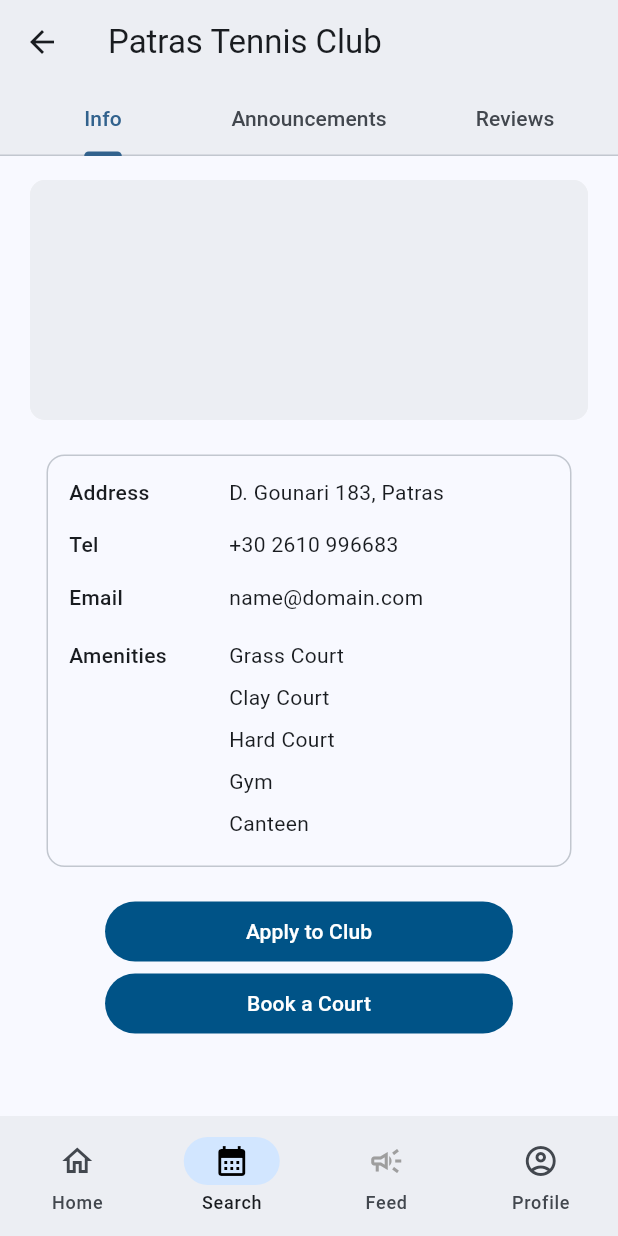
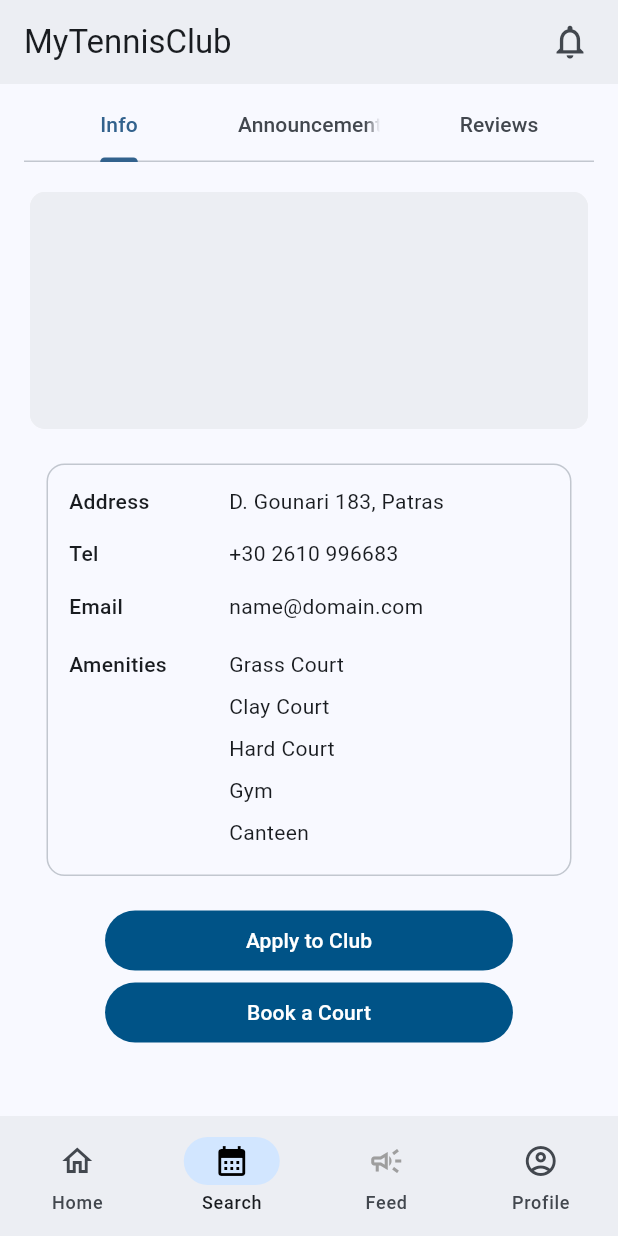
Before and after one commit to MyTennisClub/MyTennisClub, a Flutter app: the GuestHomePage screen opened by its route, item 2 of the bottom bar chosen, after a tap on "Select Patras Tennis Club", on a phone screen of 412 x 824 dp. Run offline on Flutter 3.47's test engine with Material 3 defaults, Android fonts, the light colour scheme and no system bars; our stand-ins replace file_picker.

Commit message:
Guest Club Profile Tabs fixed

```diff
--- a/lib/guest_android_app/guest_home_page.dart
+++ b/lib/guest_android_app/guest_home_page.dart
@@ -90,15 +90,9 @@ class HomeScreen extends StatelessWidget {
 class SearchScreen extends StatelessWidget {
   const SearchScreen({super.key});
 
-  checkIndex(index) {
-    _currentIndex = index;
-  }
-
   @override
   Widget build(BuildContext context) {
-    return GuestsSearchScreen(
-      checkIndex: checkIndex,
-    );
+    return const GuestsSearchScreen();
   }
 }
 
--- a/lib/guest_android_app/guest_search_screen/guest_club_profile/guest_club_profile.dart
+++ b/lib/guest_android_app/guest_search_screen/guest_club_profile/guest_club_profile.dart
@@ -1,138 +1,58 @@
 import 'package:flutter/material.dart';
-import 'bottomnavigationbar_guest.dart';
-import 'clubtext.dart';
-import 'package:mytennisclub/guest_android_app/guest_search_screen/guest_club_profile/guest_apply_club/apply_club_page.dart';
-import 'package:mytennisclub/guest_android_app/guest_search_screen/guest_club_profile/guest_book_court/book_court_page.dart';
+import 'guest_club_profile_info.dart';
 
-class ClubInfo extends StatefulWidget {
-  const ClubInfo({super.key});
+class ClubProfile extends StatefulWidget {
+  const ClubProfile({super.key});
 
   @override
-  State<ClubInfo> createState() => _ClubInfoState();
+  State<ClubProfile> createState() => _ClubProfileState();
 }
 
-class _ClubInfoState extends State<ClubInfo> {
+class _ClubProfileState extends State<ClubProfile>
+    with SingleTickerProviderStateMixin {
+  static const List<Tab> myTabs = <Tab>[
+    Tab(text: 'Info'),
+    Tab(text: 'Announcement'),
+    Tab(text: 'Reviews')
+  ];
+
+  late TabController _tabController;
+
+  @override
+  void initState() {
+    super.initState();
+    _tabController = TabController(vsync: this, length: myTabs.length);
+  }
+
+  @override
+  void dispose() {
+    _tabController.dispose();
+    super.dispose();
+  }
+
+  @override
   @override
   Widget build(BuildContext context) {
-    return DefaultTabController(
-      initialIndex: 0,
-      length: 3,
-      child: SafeArea(
-        child: Scaffold(
+    return Scaffold(
       appBar: AppBar(
-            backgroundColor: const Color.fromRGBO(236, 238, 243, 1),
-            title: const Text('Patras Tennis Club',
-                style: TextStyle(fontWeight: FontWeight.normal, fontSize: 22)),
-            bottom: const TabBar(
-              tabs: <Widget>[
-                Tab(
-                  text: 'Info',
-                ),
-                Tab(
-                  text: 'Announcements',
-                ),
-                Tab(
-                  text: 'Reviews',
-                ),
-              ],
+        automaticallyImplyLeading: false,
+        title: TabBar(
+          controller: _tabController,
+          tabs: myTabs,
         ),
       ),
       body: TabBarView(
-            children: <Widget>[
-              LayoutBuilder(
-                builder: (context, constraints) {
-                  return SingleChildScrollView(
-                    child: ConstrainedBox(
-                      constraints:
-                          BoxConstraints(minHeight: constraints.maxHeight),
-                      child: Padding(
-                        padding: const EdgeInsets.all(12.0),
-                        child: Column(
-                          children: [
-                            Padding(
-                              padding: const EdgeInsets.symmetric(
-                                  vertical: 4.0, horizontal: 8),
-                              child: Container(
-                                height: constraints.maxHeight / 4,
-                                decoration: BoxDecoration(
-                                  color: const Color.fromRGBO(236, 238, 243, 1),
-                                  borderRadius: const BorderRadius.all(
-                                      Radius.circular(10)),
-                                  boxShadow: [
-                                    BoxShadow(
-                                      color: Colors.grey.shade200,
-                                    ),
-                                  ],
-                                ),
-                              ),
-                            ),
-                            const ClubText(),
+        controller: _tabController,
+        children: const <Widget>[
+          ClubInfo(),
           Center(
-                              child: SizedBox(
-                                width: constraints.maxWidth * 0.66,
-                                child: FilledButton(
-                                  style: FilledButton.styleFrom(
-                                      backgroundColor:
-                                          const Color.fromRGBO(0, 83, 135, 1)
-                                      // This is what you need!
-                                      ),
-                                  onPressed: () {
-                                    setState(() {
-                                      Navigator.push(
-                                        context,
-                                        MaterialPageRoute(
-                                          builder: (_) =>
-                                              const ApplyClub_Main(),
-                                        ),
-                                      );
-                                    });
-                                  },
-                                  child: const Text('Apply to Club'),
-                                ),
-                              ),
+            child: Text("Announcements"),
           ),
           Center(
-                              child: SizedBox(
-                                width: constraints.maxWidth * 0.66,
-                                child: FilledButton(
-                                  style: FilledButton.styleFrom(
-                                      backgroundColor:
-                                          const Color.fromRGBO(0, 83, 135, 1)
-                                      // This is what you need!
-                                      ),
-                                  onPressed: () {
-                                    setState(() {
-                                      Navigator.push(
-                                        context,
-                                        MaterialPageRoute(
-                                          builder: (_) =>
-                                              const BookCourt_Main(),
-                                        ),
-                                      );
-                                    });
-                                  },
-                                  child: const Text('Book a Court'),
-                                ),
-                              ),
-                            ),
-                          ],
-                        ),
-                      ),
-                    ),
-                  );
-                },
-              ),
-              const Center(
-                child: Text("Announcements"),
-              ),
-              const Center(
             child: Text("Reviews"),
           ),
         ],
       ),
-          bottomNavigationBar: const GuestBottomNavigationBar(),
-        ),
-      ),
     );
   }
 }
--- /dev/null
+++ b/lib/guest_android_app/guest_search_screen/guest_club_profile/guest_club_profile_info.dart
@@ -0,0 +1,95 @@
+import 'package:flutter/material.dart';
+import 'clubtext.dart';
+import 'package:mytennisclub/guest_android_app/guest_search_screen/guest_club_profile/guest_apply_club/apply_club_page.dart';
+import 'package:mytennisclub/guest_android_app/guest_search_screen/guest_club_profile/guest_book_court/book_court_page.dart';
+
+class ClubInfo extends StatefulWidget {
+  const ClubInfo({super.key});
+
+  @override
+  State<ClubInfo> createState() => _ClubInfoState();
+}
+
+class _ClubInfoState extends State<ClubInfo> {
+  @override
+  Widget build(BuildContext context) {
+    return LayoutBuilder(
+      builder: (context, constraints) {
+        return SingleChildScrollView(
+          child: ConstrainedBox(
+            constraints: BoxConstraints(minHeight: constraints.maxHeight),
+            child: Padding(
+              padding: const EdgeInsets.all(12.0),
+              child: Column(
+                children: [
+                  Padding(
+                    padding: const EdgeInsets.symmetric(
+                        vertical: 4.0, horizontal: 8),
+                    child: Container(
+                      height: constraints.maxHeight / 4,
+                      decoration: BoxDecoration(
+                        color: const Color.fromRGBO(236, 238, 243, 1),
+                        borderRadius:
+                            const BorderRadius.all(Radius.circular(10)),
+                        boxShadow: [
+                          BoxShadow(
+                            color: Colors.grey.shade200,
+                          ),
+                        ],
+                      ),
+                    ),
+                  ),
+                  const ClubText(),
+                  Center(
+                    child: SizedBox(
+                      width: constraints.maxWidth * 0.66,
+                      child: FilledButton(
+                        style: FilledButton.styleFrom(
+                            backgroundColor: const Color.fromRGBO(0, 83, 135, 1)
+                            // This is what you need!
+                            ),
+                        onPressed: () {
+                          setState(() {
+                            Navigator.push(
+                              context,
+                              MaterialPageRoute(
+                                builder: (_) => const ApplyClub_Main(),
+                              ),
+                            );
+                          });
+                        },
+                        child: const Text('Apply to Club'),
+                      ),
+                    ),
+                  ),
+                  Center(
+                    child: SizedBox(
+                      width: constraints.maxWidth * 0.66,
+                      child: FilledButton(
+                        style: FilledButton.styleFrom(
+                            backgroundColor: const Color.fromRGBO(0, 83, 135, 1)
+                            // This is what you need!
+                            ),
+                        onPressed: () {
+                          setState(() {
+                            Navigator.push(
+                              context,
+                              MaterialPageRoute(
+                                builder: (_) => const BookCourt_Main(),
+                              ),
+                            );
+                          });
+                        },
+                        child: const Text('Book a Court'),
+                      ),
+                    ),
+                  ),
+                ],
+              ),
+            ),
+          ),
+        );
+      },
+    );
+  }
+}
--- a/lib/guest_android_app/guest_search_screen/guest_search_screen.dart
+++ b/lib/guest_android_app/guest_search_screen/guest_search_screen.dart
@@ -2,29 +2,26 @@ import 'package:flutter/material.dart';
 import 'package:mytennisclub/guest_android_app/guest_search_screen/guest_club_profile/guest_club_profile.dart';
 
 class GuestsSearchScreen extends StatefulWidget {
-  final Function checkIndex;
-  const GuestsSearchScreen({required this.checkIndex, super.key});
+  const GuestsSearchScreen({super.key});
 
   @override
   State<GuestsSearchScreen> createState() => _GuestsSearchScreenState();
 }
 
 class _GuestsSearchScreenState extends State<GuestsSearchScreen> {
+  bool profileSelected = false;
   @override
   Widget build(BuildContext context) {
-    return Center(
-      child: FilledButton(
-          onPressed: () async {
-            await Navigator.of(context)
-                .push(MaterialPageRoute(builder: (context) => const ClubInfo()))
-                .then((value) {
-              setState(() {
-                print(value);
-                widget.checkIndex(value);
-              });
-            });
-          },
-          child: const Text('Select Patras Tennis Club')),
-    );
+    return (!profileSelected)
+        ? Center(
+            child: FilledButton(
+                onPressed: () {
+                  setState(() {
+                    profileSelected = true;
+                  });
+                },
+                child: const Text('Select Patras Tennis Club')),
+          )
+        : const ClubProfile();
   }
 }
```
Also changed, not shown: pubspec.lock, 1 other file. Lines whose indentation alone changed are shown as unchanged.
